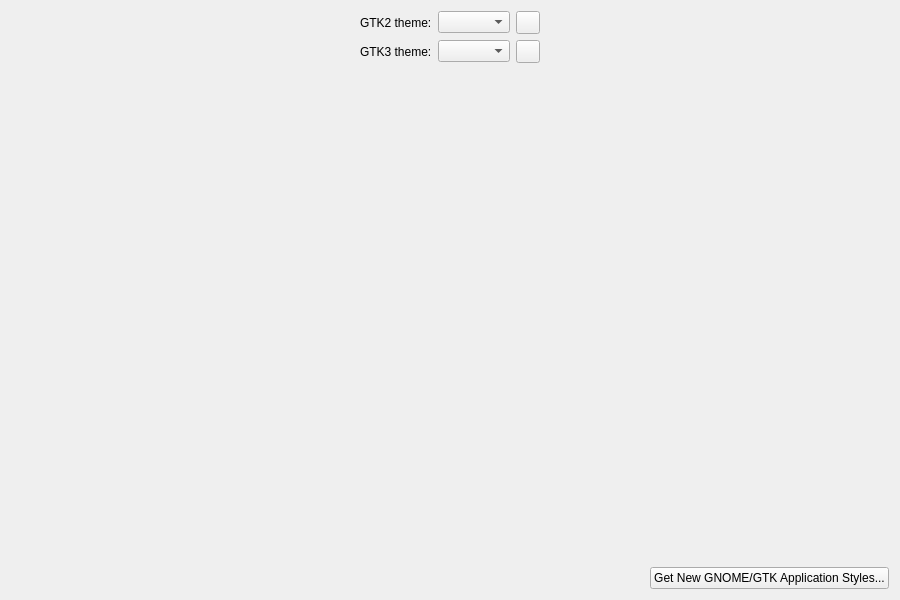
The window that src/ui/gui.ui (KDE/kde-gtk-config) describes before a commit, drawn with Qt 5.
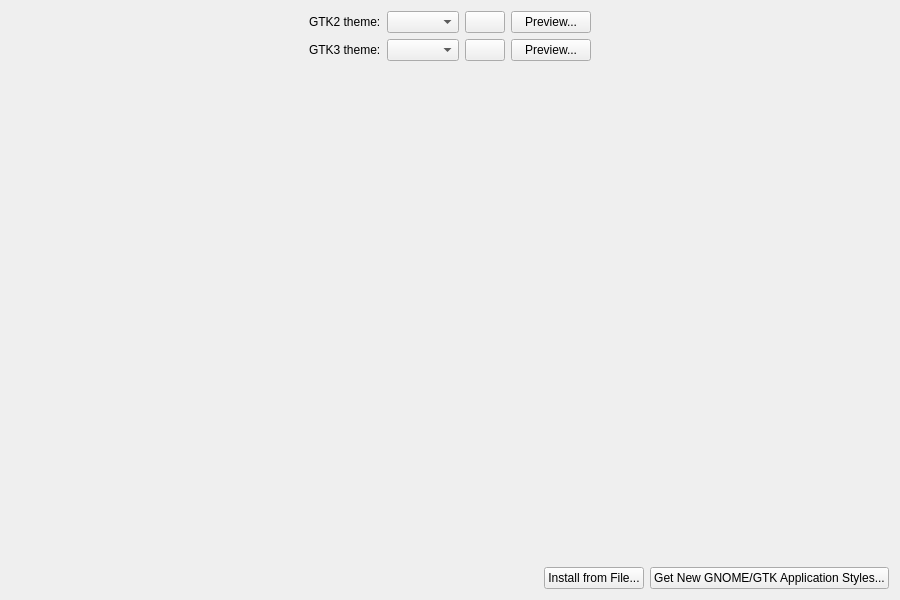
The same window after the commit. Icons and pictures are not drawn.

What changed in the file:
```diff
--- a/src/ui/gui.ui
+++ b/src/ui/gui.ui
@@ -48,12 +48,27 @@
           </widget>
          </item>
          <item>
-          <widget class="QToolButton" name="gtk2Preview">
-           <property name="toolTip">
-            <string>Preview Theme</string>
+          <widget class="QPushButton" name="removeGtk2Theme">
+           <property name="text">
+            <string/>
+           </property>
+           <property name="icon">
+            <iconset theme="edit-delete">
+             <normaloff>.</normaloff>.</iconset>
+           </property>
+          </widget>
+         </item>
+         <item>
+          <widget class="QPushButton" name="gtk2Preview">
+           <property name="text">
+            <string>Preview...</string>
+           </property>
+           <property name="icon">
+            <iconset theme="document-preview">
+             <normaloff>.</normaloff>.</iconset>
            </property>
            <property name="checkable">
-            <bool>true</bool>
+            <bool>false</bool>
            </property>
           </widget>
          </item>
@@ -79,12 +94,27 @@
           </widget>
          </item>
          <item>
-          <widget class="QToolButton" name="gtk3Preview">
-           <property name="toolTip">
-            <string>Preview Theme</string>
+          <widget class="QPushButton" name="removeGtk3Theme">
+           <property name="text">
+            <string/>
+           </property>
+           <property name="icon">
+            <iconset theme="edit-delete">
+             <normaloff>.</normaloff>.</iconset>
+           </property>
+          </widget>
+         </item>
+         <item>
+          <widget class="QPushButton" name="gtk3Preview">
+           <property name="text">
+            <string>Preview...</string>
+           </property>
+           <property name="icon">
+            <iconset theme="document-preview">
+             <normaloff>.</normaloff>.</iconset>
            </property>
            <property name="checkable">
-            <bool>true</bool>
+            <bool>false</bool>
            </property>
           </widget>
          </item>
@@ -135,6 +165,17 @@
        </property>
       </spacer>
      </item>
+     <item>
+      <widget class="QPushButton" name="installFromFile">
+       <property name="text">
+        <string>Install from File...</string>
+       </property>
+       <property name="icon">
+        <iconset theme="document-import">
+         <normaloff>.</normaloff>.</iconset>
+       </property>
+      </widget>
+     </item>
      <item>
       <widget class="QPushButton" name="newThemes">
        <property name="toolTip">
```
